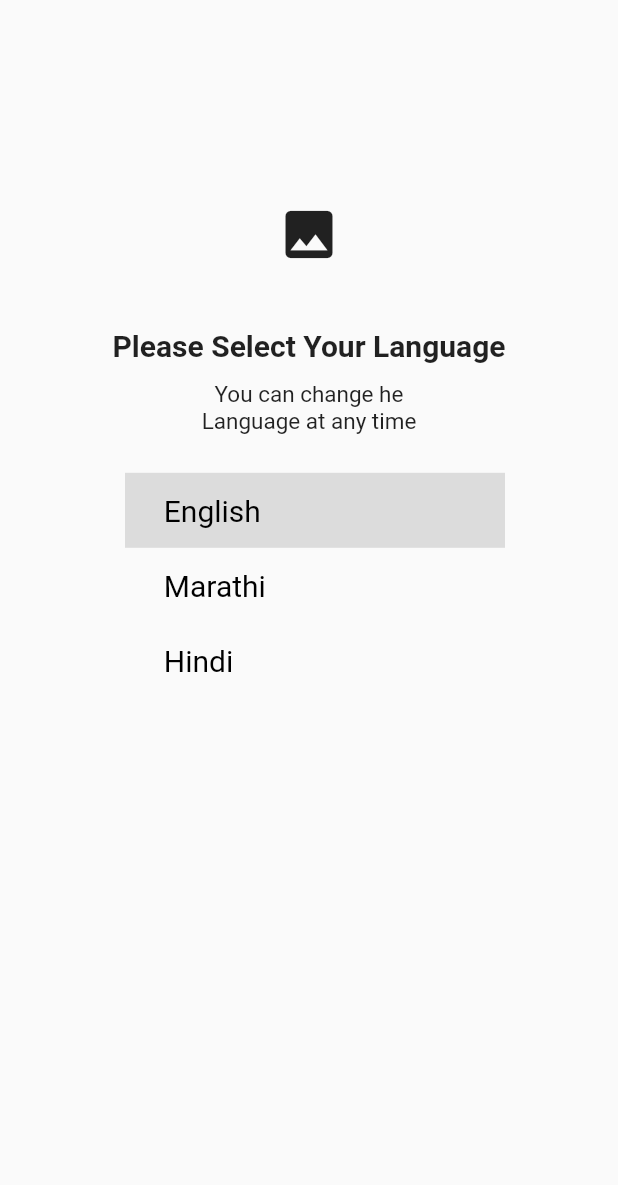
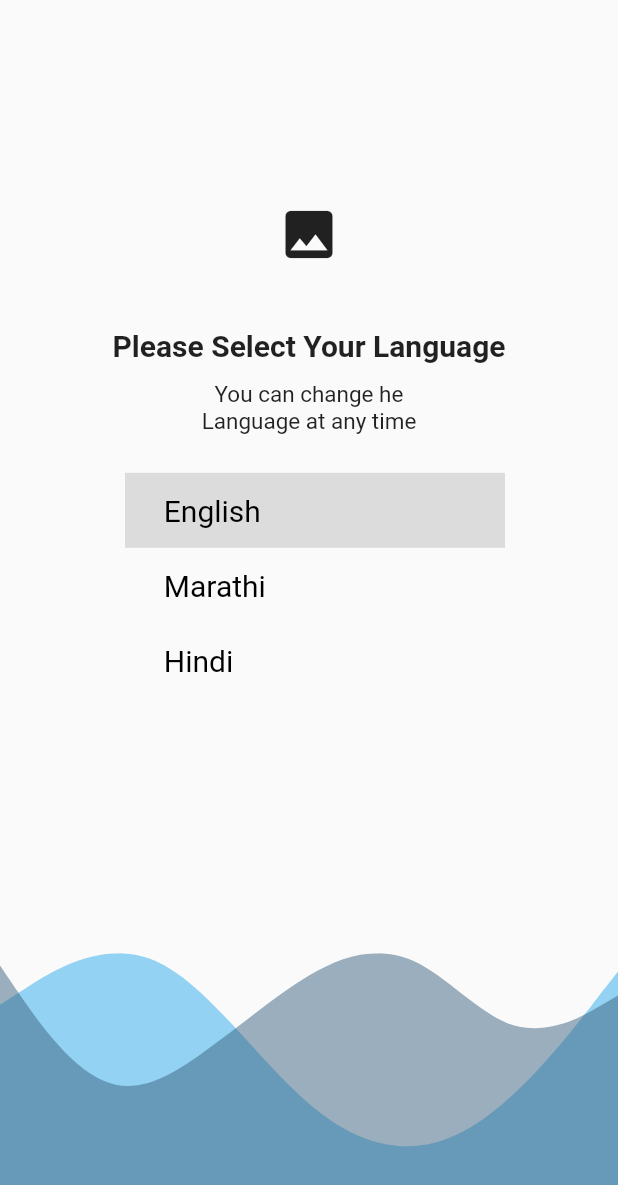
Before and after one commit to dawarepramod4/phone_authentication, a Flutter app: the screen it shows after launch, after a tap on "English", on a phone screen of 412 x 824 dp. Shown: the top 1185 px of the screen. Run offline on Flutter 3.47's test engine with Material 2 defaults, Android fonts, the phone set to English and light mode, and no system bars; our stand-ins replace hexcolor; missing offline and left inert: dart:ffi.

Commit message:
added clippers in Language screen

```diff
--- a/lib/Pages/LoginPage.dart
+++ b/lib/Pages/LoginPage.dart
@@ -1,6 +1,9 @@
+import 'dart:ffi';
+
 import 'package:flutter/cupertino.dart';
 import 'package:flutter/material.dart';
 import 'package:hexcolor/hexcolor.dart';
+import 'package:phone_authentication/Pages/clippers/custom_clippers.dart';
 
 enum loginstate { selectLanguage, mobileForm, otpForm }
 
@@ -90,6 +93,21 @@ getLanguageWiidget(context) {
                           side: BorderSide(color: Colors.blueGrey)))),
             ),
           ),
+          SizedBox(
+            height: 200,
+          ),
+          Expanded(
+            child: Stack(children: [
+              ClipPath(
+                clipper: BackCliper(),
+                child: Container(color: HexColor('#93D2F3')),
+              ),
+              ClipPath(
+                clipper: FrontCliper(),
+                child: Container(color: HexColor('#2E3B6280').withOpacity(0.5)),
+              ),
+            ]),
+          )
         ],
       )),
     ),
--- /dev/null
+++ b/lib/Pages/clippers/custom_clippers.dart
@@ -0,0 +1,57 @@
+import 'package:flutter/cupertino.dart';
+
+class FrontCliper extends CustomClipper<Path>{
+@override
+  Path getClip(Size size) {
+    Path path = Path();
+    final double _xScaling = size.width / 1074;
+    final double _yScaling = size.height / 303;
+    path.lineTo(0 * _xScaling,13.122 * _yScaling);
+    path.cubicTo(0 * _xScaling,13.122 * _yScaling,29.535 * _xScaling,39.962 * _yScaling,29.535 * _xScaling,39.962 * _yScaling,);
+    path.cubicTo(59.07 * _xScaling,66.803 * _yScaling,118.14 * _xScaling,120.48400000000001 * _yScaling,179.895 * _xScaling,136.589 * _yScaling,);
+    path.cubicTo(238.965 * _xScaling,152.69299999999998 * _yScaling,298.035 * _xScaling,131.22 * _yScaling,357.105 * _xScaling,104.38 * _yScaling,);
+    path.cubicTo(418.86 * _xScaling,77.54 * _yScaling,477.93 * _xScaling,45.33 * _yScaling,537 * _xScaling,23.858 * _yScaling,);
+    path.cubicTo(596.07 * _xScaling,2.386 * _yScaling,655.14 * _xScaling,-8.35 * _yScaling,716.895 * _xScaling,7.754 * _yScaling,);
+    path.cubicTo(775.965 * _xScaling,23.857999999999997 * _yScaling,835.035 * _xScaling,66.804 * _yScaling,894.105 * _xScaling,77.539 * _yScaling,);
+    path.cubicTo(955.86 * _xScaling,88.276 * _yScaling,1014.9300000000001 * _xScaling,66.803 * _yScaling,1044.46 * _xScaling,56.067 * _yScaling,);
+    path.cubicTo(1044.46 * _xScaling,56.067 * _yScaling,1074 * _xScaling,45.33 * _yScaling,1074 * _xScaling,45.33 * _yScaling,);
+    path.cubicTo(1074 * _xScaling,45.33 * _yScaling,1074 * _xScaling,303 * _yScaling,1074 * _xScaling,303 * _yScaling,);
+    path.cubicTo(1074 * _xScaling,303 * _yScaling,0 * _xScaling,303 * _yScaling,0 * _xScaling,303 * _yScaling,);
+    path.cubicTo(0 * _xScaling,303 * _yScaling,0 * _xScaling,13.122 * _yScaling,0 * _xScaling,13.122 * _yScaling,);
+    path.cubicTo(0 * _xScaling,13.122 * _yScaling,0 * _xScaling,13.122 * _yScaling,0 * _xScaling,13.122 * _yScaling,);
+    return path;
+  }
+
+  @override
+  bool shouldReclip(covariant CustomClipper oldClipper) {
+    // TODO: implement shouldReclip
+    throw UnimplementedError();
+  }
+
+}
+class BackCliper extends CustomClipper<Path>{
+ @override
+  Path getClip(Size size) {
+    Path path = Path();
+    final double _xScaling = size.width / 1079;
+    final double _yScaling = size.height / 277;
+    path.lineTo(0 * _xScaling,50.358 * _yScaling);
+    path.cubicTo(0 * _xScaling,50.358 * _yScaling,44.958 * _xScaling,34.169 * _yScaling,44.958 * _xScaling,34.169 * _yScaling,);
+    path.cubicTo(89.917 * _xScaling,17.98 * _yScaling,179.833 * _xScaling,-14.397 * _yScaling,269.75 * _xScaling,7.188 * _yScaling,);
+    path.cubicTo(359.666 * _xScaling,28.773 * _yScaling,449.584 * _xScaling,104.32 * _yScaling,539.5 * _xScaling,147.49 * _yScaling,);
+    path.cubicTo(629.4159999999999 * _xScaling,190.66000000000003 * _yScaling,719.3340000000001 * _xScaling,201.453 * _yScaling,809.25 * _xScaling,174.471 * _yScaling,);
+    path.cubicTo(899.1659999999999 * _xScaling,147.49 * _yScaling,989.0840000000001 * _xScaling,82.735 * _yScaling,1034.04 * _xScaling,50.358000000000004 * _yScaling,);
+    path.cubicTo(1034.04 * _xScaling,50.358000000000004 * _yScaling,1079 * _xScaling,17.98 * _yScaling,1079 * _xScaling,17.98 * _yScaling,);
+    path.cubicTo(1079 * _xScaling,17.98 * _yScaling,1079 * _xScaling,277 * _yScaling,1079 * _xScaling,277 * _yScaling,);
+    path.cubicTo(1079 * _xScaling,277 * _yScaling,0 * _xScaling,277 * _yScaling,0 * _xScaling,277 * _yScaling,);
+    path.cubicTo(0 * _xScaling,277 * _yScaling,0 * _xScaling,50.358 * _yScaling,0 * _xScaling,50.358 * _yScaling,);
+    path.cubicTo(0 * _xScaling,50.358 * _yScaling,0 * _xScaling,50.358 * _yScaling,0 * _xScaling,50.358 * _yScaling,);
+    return path;
+  }
+  @override
+  bool shouldReclip(covariant CustomClipper oldClipper) {
+    // TODO: implement shouldReclip
+    throw UnimplementedError();
+  }
+
+}
```
